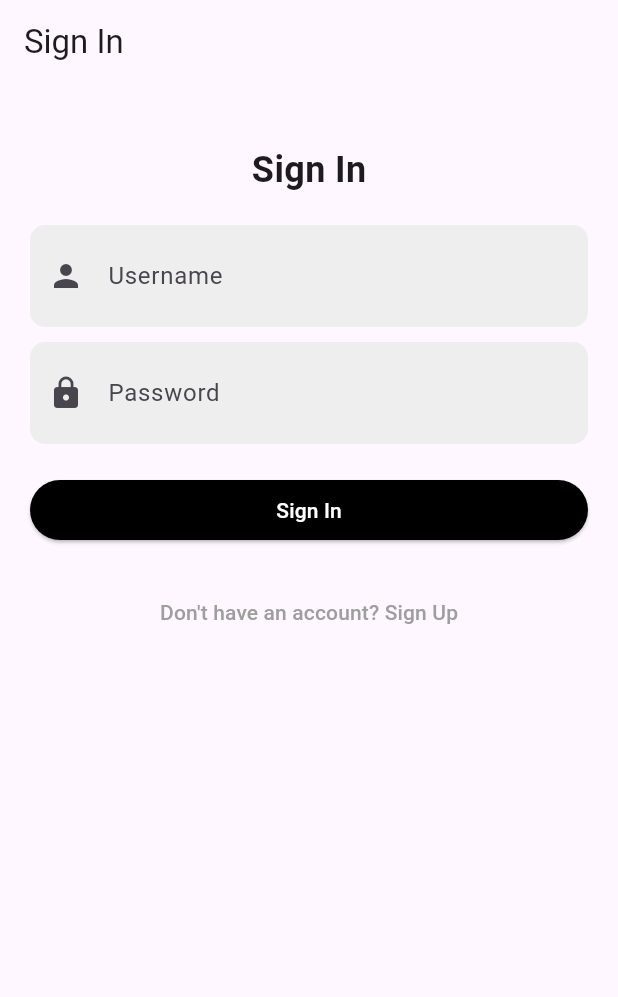
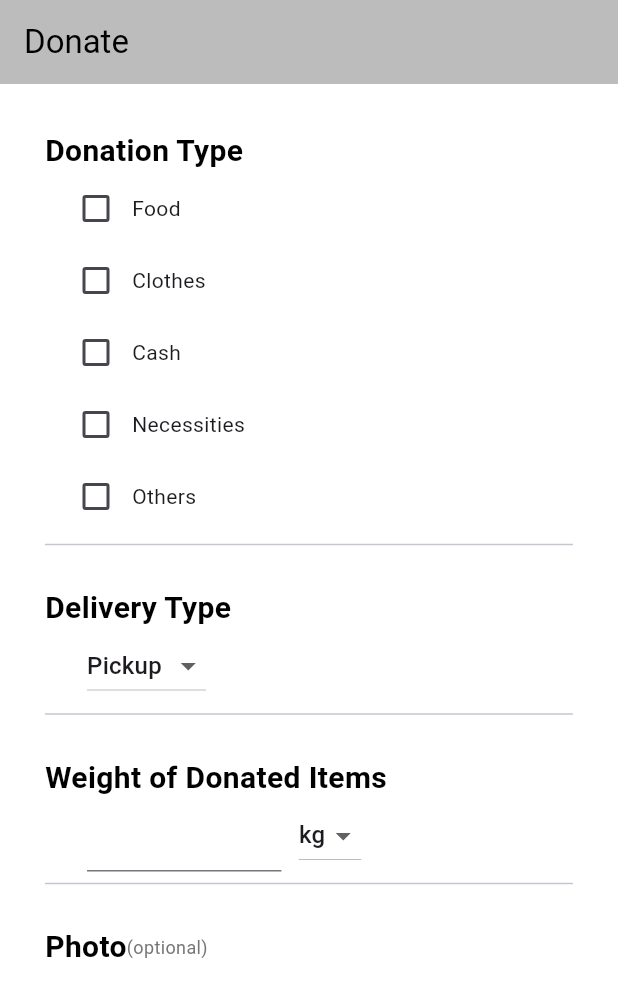
Before and after one commit to bsevangelista/CMSC23-donation-system, a Flutter app: the screen it shows after launch, on a phone screen of 412 x 824 dp. Shown: the top 997 px of the screen. Run offline on Flutter 3.47's test engine with Material 3 defaults, Android fonts, the phone set to English and light mode, and no system bars.

Commit message:
uploaded donate screen half done

```diff
--- /dev/null
+++ b/lib/donor/donate_page.dart
@@ -0,0 +1,331 @@
+import 'package:flutter/material.dart';
+
+class DonatePage extends StatefulWidget {
+  const DonatePage({super.key});
+
+  @override
+  State<DonatePage> createState() => _DonatePageState();
+}
+
+class _DonatePageState extends State<DonatePage> {
+  bool food = false;
+  bool clothes = false;
+  bool cash = false;
+  bool necessities = false;
+  bool others = false;
+
+  // List<String> deliveryType = ["Pickup", "Dropoff"];
+  List<String> deliveryTypeChoices = <String>['Pickup', 'Dropoff'];
+  String deliveryType = 'Pickup';
+
+  double weight = 0;
+  List<String> weightTypeChoices = <String>['kg', 'lb'];
+  String weightType = 'kg';
+
+ @override
+  Widget build(BuildContext context) {
+    return Scaffold(
+      backgroundColor: Color.fromARGB(255, 255, 255, 255),
+        appBar: AppBar(
+          backgroundColor: Color.fromARGB(184, 164, 162, 164),
+          title: Text(
+            "Donate",
+            style: TextStyle(color: Color.fromARGB(255, 0, 0, 0))
+          ),
+        ),
+      body:  SingleChildScrollView(
+        child: Padding(
+          padding: const EdgeInsets.all(30.0),
+          child: Column(
+            mainAxisAlignment: MainAxisAlignment.start,
+            crossAxisAlignment: CrossAxisAlignment.start,
+            children: [
+              Text("Donation Type", style: TextStyle(fontSize: 20, color: Colors.black, fontWeight: FontWeight.bold)),
+
+              Padding(
+                padding: const EdgeInsets.only(left: 10.0),
+                child: Column(
+                  children: [
+                    Row(children: [
+                      Checkbox(
+                        checkColor: Colors.black,
+                        activeColor: Colors.green.shade200,
+                        value: food,
+                        onChanged: (bool? value) {
+                          setState(() {
+                            food = value!;
+                          });
+                        },
+                      ),
+                      Text("Food"),
+                    ]),
+
+                    Row(children: [
+                      Checkbox(
+                        checkColor: Colors.black,
+                        activeColor: Colors.green.shade200,
+                        value: clothes,
+                        onChanged: (bool? value) {
+                          setState(() {
+                            clothes = value!;
+                          });
+                        },
+                      ),
+                      Text("Clothes"),
+                    ]),
+
+                    Row(children: [
+                      Checkbox(
+                        checkColor: Colors.black,
+                        activeColor: Colors.green.shade200,
+                        value: cash,
+                        onChanged: (bool? value) {
+                          setState(() {
+                            cash = value!;
+                          });
+                        },
+                      ),
+                      Text("Cash"),
+                    ]),
+
+                    Row(children: [
+                      Checkbox(
+                        checkColor: Colors.black,
+                        activeColor: Colors.green.shade200,
+                        value: necessities,
+                        onChanged: (bool? value) {
+                          setState(() {
+                            necessities = value!;
+                          });
+                        },
+                      ),
+                      Text("Necessities"),
+                    ]),
+
+                    Row(children: [
+                      Checkbox(
+                        checkColor: Colors.black,
+                        activeColor: Colors.green.shade200,
+                        value: others,
+                        onChanged: (bool? value) {
+                          setState(() {
+                            others = value!;
+                          });
+                        },
+                      ),
+                      Text("Others"),
+                    ]),
+                  ]
+                )
+              ),
+
+            ////////////////////////////////////////////////////////////////////////////////////////////////////////////
+            Divider(),
+            SizedBox(height: 20.0),
+            Text("Delivery Type", style: TextStyle(fontSize: 20, color: Colors.black, fontWeight: FontWeight.bold)),
+
+
+            Padding(
+              padding: const EdgeInsets.only(left: 28.0),
+              child:DropdownButton<String>(
+                    value: deliveryType,
+                    items: deliveryTypeChoices.map<DropdownMenuItem<String>>((String value) {
+                      return DropdownMenuItem<String>(
+                        value: value,
+                        child: Text(value),
+                      );
+                    }).toList(),
+                    onChanged: (String? value) {
+                      setState(() {
+                        deliveryType = value!;
+                      });
+                    }
+                  ),
+            ),
+
+            ////////////////////////////////////////////////////////////////////////////////////////////////////////////
+            Divider(),
+            SizedBox(height: 20.0),
+            Text("Weight of Donated Items", style: TextStyle(fontSize: 20, color: Colors.black, fontWeight: FontWeight.bold)),
+
+            Padding(
+              padding: const EdgeInsets.only(left: 28.0),
+              child:Row(
+                children: [
+                  Expanded(
+                    flex: 4,
+                    child: TextFormField(
+                      onSaved: (String? value) {
+
+                      }
+                    ),
+                  ),
+
+                  Expanded(
+                    flex: 2,
+                    child: Column(
+                      mainAxisAlignment: MainAxisAlignment.center,
+                      crossAxisAlignment: CrossAxisAlignment.center,
+                      children: [DropdownButton<String>(
+                        value: weightType,
+                        items: weightTypeChoices.map<DropdownMenuItem<String>>((String value) {
+                          return DropdownMenuItem<String>(
+                            value: value,
+                            child: Text(value),
+                          );
+                        }).toList(),
+                        onChanged: (String? value) {
+                          setState(() {
+                            weightType = value!;
+                          });
+                        }
+                      ),]
+                    )
+                  ),
+
+                  Expanded(
+                    flex: 4,
+                    child: Container(),
+                  )
+                ]
+              ),
+            ),
+
+            ////////////////////////////////////////////////////////////////////////////////////////////////////////////
+            Divider(),
+            SizedBox(height: 20.0),
+            Row(
+              children: [
+                Text("Photo", style: TextStyle(fontSize: 20, color: Colors.black, fontWeight: FontWeight.bold)),
+                Text("(optional)", style: TextStyle(fontSize: 12, color: Color.fromRGBO(120, 117, 117, 1))),
+              ]
+            ),
+
+
+
+
+
+
+
+            ] // children
+          )
+        )
+      ),
+    );
+  }
+}
+
+
+
+
+
+
+
+
+
+
+
+
+
+
+
+
+
+
+
+
+// class _RelationshipWidgetState extends State<RelationshipWidget> {
+//   _RelationshipWidgetState(this._relationshipController, this.callback);
+//   final Function callback;
+//   final TextEditingController _relationshipController;
+
+//   @override
+//   void dispose(){
+//    _relationshipController.dispose();
+//     super.dispose();
+//   }
+
+//   @override
+//   Widget build(BuildContext context) {
+//     return Switch.adaptive(
+//       value: bool.parse(_relationshipController.text),
+//       onChanged: (bool value) {
+//         setState(() {
+//           _relationshipController.text = value.toString();
+//         });
+//         widget.callback(bool.parse(_relationshipController.text));
+//       }
+//     );
+//   }
+// }
+
+
+
+
+
+
+
+  // Widget Results(Friend friend) {
+  //    return Column(
+  //      children: [
+  //       Divider(
+  //         color: Colors.white,
+  //         indent: 20,
+  //         endIndent: 20,
+  //         height: 50,
+  //       ),
+  //       Row(
+  //         mainAxisAlignment: MainAxisAlignment.center,
+  //         crossAxisAlignment: CrossAxisAlignment.center,
+  //          children: [
+  //            Text("Summary", style: TextStyle(fontSize: 18, color: Colors.white, fontWeight: FontWeight.bold)),
+  //          ]
+  //       ),
+  //       Row(
+  //         mainAxisAlignment: MainAxisAlignment.center,
+  //         crossAxisAlignment: CrossAxisAlignment.start,
+  //         children: [
+  //           Expanded(
+  //             flex: 4,
+  //             child: Padding(
+  //               padding: EdgeInsets.all(20),
+  //               child: Column(
+  //                 mainAxisAlignment: MainAxisAlignment.start,
+  //                 crossAxisAlignment: CrossAxisAlignment.start,
+  //                 children: [
+  //                   labelText("Name"),
+  //                   labelText("Nickname"),
+  //                   labelText("Age"),
+  //                   labelText("In a Relationship?"),
+  //                   labelText("Happiness"),
+  //                   labelText("Super Power"),
+  //                   if(Text(friend.superpowerChosen)=="Mapaitim ang tuhod ng iniibig niya") labelText(""),
+  //                   labelText("Motto in Life"),
+  //                 ]
+  //               ),
+  //             )
+  //           ),
+  //           Expanded(
+  //             flex: 6,
+  //             child: Padding(
+  //               padding: EdgeInsets.all(20),
+  //               child: Column(
+  //                 mainAxisAlignment: MainAxisAlignment.start,
+  //                 crossAxisAlignment: CrossAxisAlignment.start,
+  //                 children: [
+  //                   valueText(friend.name.toString()),
+  //                   valueText(friend.nickname.toString()),
+  //                   valueText(friend.age.toString()),
+  //                   valueText(friend.isInRelationship.toString()),
+  //                   valueText(friend.happinessNum.toString()),
+  //                   valueText(friend.superpowerChosen.toString()),
+  //                   valueText(friend.motto.toString()),
+  //                 ]
+  //               )
+  //             )
+  //           ),
+  //         ]
+  //       )
+  //     ]
+  //   );
+  // }
--- a/lib/main.dart
+++ b/lib/main.dart
@@ -1,6 +1,7 @@
 import 'package:flutter/material.dart';
 import 'authentication/signin_page.dart';
 import 'authentication/signup_page.dart';
+import 'donor/donate_page.dart';
 
 void main() {
   runApp(MyApp());
@@ -16,8 +17,10 @@ class MyApp extends StatelessWidget {
       ),
       initialRoute: '/',
       routes: {
-        '/': (context) => SignInPage(),
-        '/signup': (context) => SignUpPage(),
+        '/': (context) => DonatePage(),
+        // '/': (context) => SignInPage(),
+        // '/signup': (context) => SignUpPage(),
+        // '/donate': (context) => DonatePage(),
       },
     );
   }
```
